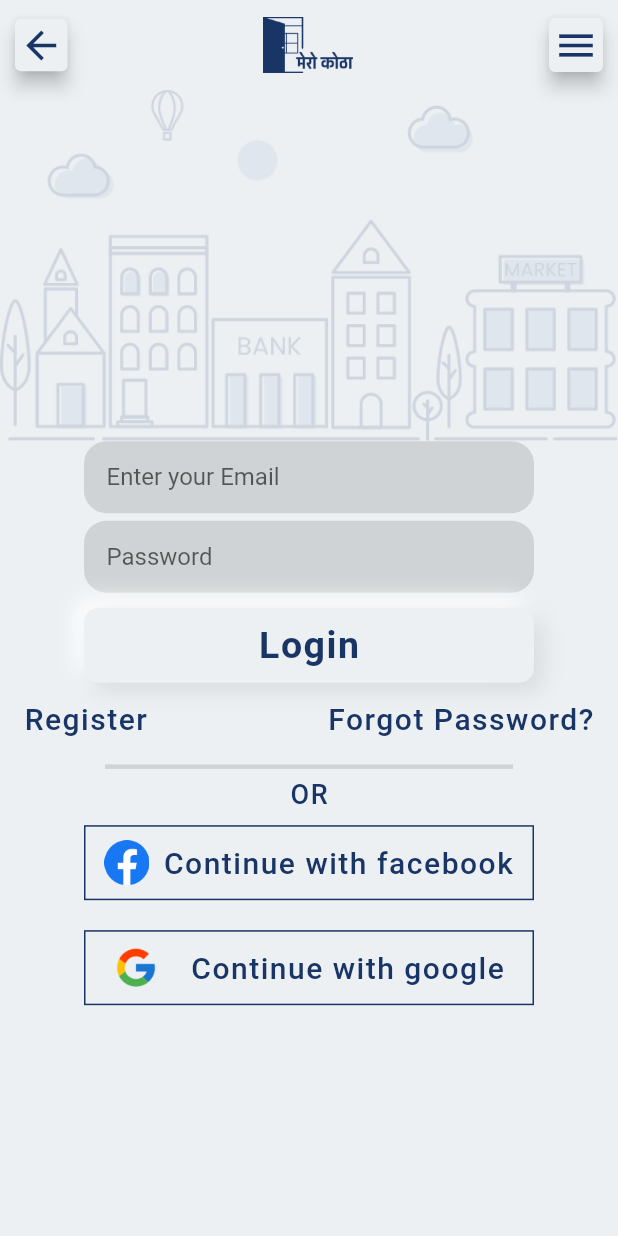
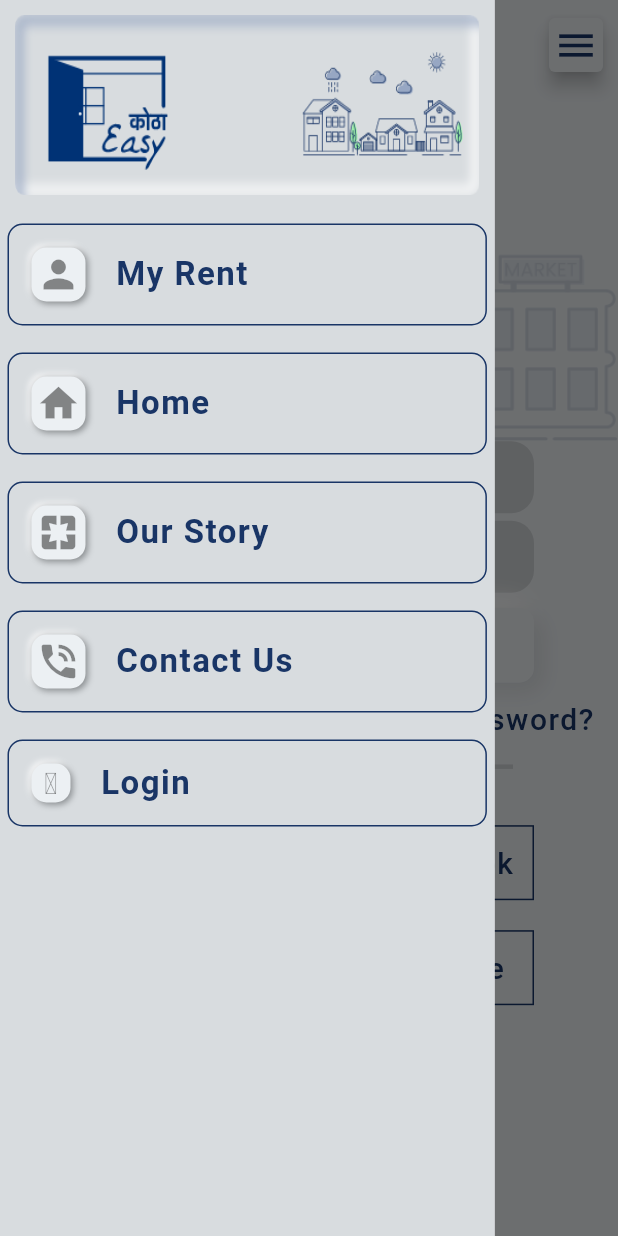
Before and after one commit to Santosh-Devkota/mero-kotha, a Flutter app: the LoginSigninPage screen opened by its route, with the side drawer open (before the commit the screen has no drawer), on a phone screen of 412 x 824 dp. Run offline on Flutter 3.47's test engine with Material 2 defaults, Android fonts, the phone set to English and light mode, and no system bars; drawn by our look-alikes of clay_containers; our stand-ins replace cached_network_image, carousel_slider, dio, flutter_bloc, google_fonts; missing offline and left inert: dart:ffi, dio_http_cache.

Commit message:
drawer implemented

```diff
--- /dev/null
+++ b/lib/app_icons.dart
@@ -0,0 +1,30 @@
+/// Flutter icons MyFlutterApp
+/// Copyright (C) 2020 by original authors @ fluttericon.com, fontello.com
+/// This font was generated by FlutterIcon.com, which is derived from Fontello.
+///
+/// To use this font, place it in your fonts/ directory and include the
+/// following in your pubspec.yaml
+///
+/// flutter:
+///   fonts:
+///    - family:  MyFlutterApp
+///      fonts:
+///       - asset: fonts/MyFlutterApp.ttf
+///
+///
+/// * MFG Labs, Copyright (C) 2012 by Daniel Bruce
+///         Author:    MFG Labs
+///         License:   SIL (http://scripts.sil.org/OFL)
+///         Homepage:  http://www.mfglabs.com/
+///
+import 'package:flutter/widgets.dart';
+
+class AppIcons {
+  AppIcons._();
+
+  static const _kFontFam = 'MyFlutterApp';
+  static const _kFontPkg = null;
+
+  static const IconData login =
+      IconData(0xf02c, fontFamily: _kFontFam, fontPackage: _kFontPkg);
+}
--- a/lib/conf.dart
+++ b/lib/conf.dart
@@ -1,6 +1,7 @@
 import 'package:flutter/material.dart';
 import 'package:mero_kotha/pages/login_signin.dart';
 import 'package:mero_kotha/pages/room_search.dart';
+import './app_icons.dart';
 
 import 'main.dart';
 
@@ -25,6 +26,28 @@ class RouteGenerator {
   }
 }
 
+List<Map<String, dynamic>> drawerCategory = [
+  {
+    "title": "My Rent",
+    "icon": Icon(Icons.person),
+  },
+  {
+    "title": "Home",
+    "icon": Icon(Icons.home),
+  },
+  {
+    "title": "Our Story",
+    "icon": Icon(Icons.pages),
+  },
+  {"title": "Contact Us", "icon": Icon(Icons.phone_in_talk)},
+  {
+    "title": "Login",
+    "icon": Icon(
+      AppIcons.login,
+      size: 20,
+    ),
+  },
+];
 // Color baseColor = Color(0xFFECF0F3);
 Color baseColor = Color(0xFFECF0F3);
 Color backgroundColor = Color(0xFF193566);
--- a/lib/main.dart
+++ b/lib/main.dart
@@ -3,6 +3,7 @@ import 'package:flutter/material.dart';
 import 'package:flutter_bloc/flutter_bloc.dart';
 import 'package:mero_kotha/Bloc/home_depart_bloc.dart';
 import 'package:mero_kotha/Bloc/room_slider_bloc.dart';
+import 'package:mero_kotha/widgets/customDrawer.dart';
 import 'package:mero_kotha/widgets/homeCategories.dart';
 import 'package:mero_kotha/widgets/neocontainer.dart';
 import 'package:google_fonts/google_fonts.dart';
@@ -49,11 +50,20 @@ void main() => runApp(MultiBlocProvider(
           home: HomeScreen(),
         )));
 
-class HomeScreen extends StatelessWidget {
+class HomeScreen extends StatefulWidget {
+  @override
+  _HomeScreenState createState() => _HomeScreenState();
+}
+
+class _HomeScreenState extends State<HomeScreen> {
+  GlobalKey<ScaffoldState> _key = GlobalKey();
   @override
   Widget build(BuildContext context) {
     return SafeArea(
       child: Scaffold(
+        key: _key,
+        drawer: CustomDrawer(),
+        // endDrawer: CustomDrawer(),
         backgroundColor: baseColor,
         // appBar: PreferredSize(
         //   preferredSize: Size.fromHeight(56),
@@ -86,14 +96,17 @@ class HomeScreen extends StatelessWidget {
               child: ClayContainer(
                 height: 50,
                 width: 50,
-                curveType: CurveType.convex,
+                //curveType: CurveType.convex,
+                depth: 100,
                 child: IconButton(
                   icon: Icon(Icons.menu),
-                  iconSize: 30.0,
-                  onPressed: () {},
+                  iconSize: 35.0,
+                  onPressed: () {
+                    _key.currentState.openDrawer();
+                  },
                 ),
                 //  color: baseColor,
-                borderRadius: 20,
+                borderRadius: 15,
                 color: baseColor,
               ),
             ),
--- a/lib/pages/login_signin.dart
+++ b/lib/pages/login_signin.dart
@@ -2,6 +2,7 @@ import 'package:clay_containers/clay_containers.dart';
 import 'package:flutter/material.dart';
 import 'package:flutter/services.dart';
 import 'package:mero_kotha/widgets/customAppbar.dart';
+import 'package:mero_kotha/widgets/customDrawer.dart';
 
 import '../conf.dart';
 
@@ -11,6 +12,7 @@ class LoginSigninPage extends StatefulWidget {
 }
 
 class _LoginSigninPageState extends State<LoginSigninPage> {
+  GlobalKey<ScaffoldState> _key = GlobalKey();
   final _formKey = GlobalKey<FormState>();
   @override
   Widget build(BuildContext context) {
@@ -20,7 +22,12 @@ class _LoginSigninPageState extends State<LoginSigninPage> {
         statusBarColor: backgroundColor,
       ),
       child: Scaffold(
-        appBar: MyAppbar(preferredSize: Size.fromHeight(60.0)),
+        drawer: CustomDrawer(),
+        key: _key,
+        appBar: MyAppbar(
+          preferredSize: Size.fromHeight(60.0),
+          scaffoldKey: _key,
+        ),
         body: Form(
           key: _formKey,
           child: Container(
--- /dev/null
+++ b/lib/pages/register.dart
@@ -0,0 +1,13 @@
+import 'package:flutter/material.dart';
+
+class RegsiterPage extends StatefulWidget {
+  @override
+  _RegsiterPageState createState() => _RegsiterPageState();
+}
+
+class _RegsiterPageState extends State<RegsiterPage> {
+  @override
+  Widget build(BuildContext context) {
+    return Container();
+  }
+}
--- a/lib/widgets/customAppbar.dart
+++ b/lib/widgets/customAppbar.dart
@@ -3,11 +3,19 @@ import 'package:flutter/material.dart';
 import 'package:mero_kotha/conf.dart';
 import 'package:mero_kotha/widgets/neocontainer.dart';
 
-class MyAppbar extends StatelessWidget implements PreferredSizeWidget {
+class MyAppbar extends StatefulWidget implements PreferredSizeWidget {
+  final scaffoldKey;
+
   @override
   final Size preferredSize;
 
-  MyAppbar({this.preferredSize});
+  MyAppbar({this.preferredSize, this.scaffoldKey});
+
+  @override
+  _MyAppbarState createState() => _MyAppbarState();
+}
+
+class _MyAppbarState extends State<MyAppbar> {
   @override
   Widget build(BuildContext context) {
     return SafeArea(
@@ -65,7 +73,9 @@ class MyAppbar extends StatelessWidget implements PreferredSizeWidget {
                   ),
                 ),
                 InkWell(
-                  onTap: () {},
+                  onTap: () {
+                    (widget.scaffoldKey).currentState.openDrawer();
+                  },
                   child: Card(
                     margin: EdgeInsets.only(right: 10),
                     elevation: 5,
--- /dev/null
+++ b/lib/widgets/customDrawer.dart
@@ -0,0 +1,39 @@
+import 'package:clay_containers/clay_containers.dart';
+import 'package:flutter/material.dart';
+import 'package:mero_kotha/widgets/drawerListTile.dart';
+
+import '../conf.dart';
+
+class CustomDrawer extends StatefulWidget {
+  @override
+  _CustomDrawerState createState() => _CustomDrawerState();
+}
+
+class _CustomDrawerState extends State<CustomDrawer> {
+  @override
+  Widget build(BuildContext context) {
+    print(MediaQuery.of(context).size.width);
+    return ClayContainer(
+        curveType: CurveType.none,
+        // depth: ,
+        emboss: true,
+        spread: 0,
+        width: (MediaQuery.of(context).size.width) * 0.8,
+        height: MediaQuery.of(context).size.height,
+        color: baseColor,
+        child: Column(
+          children: [
+            Container(
+              padding: EdgeInsets.all(10),
+              width: (MediaQuery.of(context).size.width) * 0.8,
+              child: Image.asset(
+                "assets/icons/drawer_logo.png",
+                fit: BoxFit.fill,
+                height: 120,
+              ),
+            ),
+            Expanded(child: DrawerListTile()),
+          ],
+        ));
+  }
+}
--- /dev/null
+++ b/lib/widgets/drawerListTile.dart
@@ -0,0 +1,56 @@
+import 'package:clay_containers/clay_containers.dart';
+import 'package:flutter/material.dart';
+
+import '../conf.dart';
+
+class DrawerListTile extends StatelessWidget {
+  @override
+  Widget build(BuildContext context) {
+    return ListView.builder(
+      itemCount: drawerCategory.length,
+      itemBuilder: (context, index) => ListTile(
+        contentPadding: EdgeInsets.symmetric(horizontal: 5, vertical: 5),
+        title: Container(
+          decoration: BoxDecoration(
+            border: Border.all(
+              width: 1,
+              color: backgroundColor,
+            ),
+            borderRadius: BorderRadius.circular(10),
+          ),
+          padding: EdgeInsets.all(15),
+          child: Row(
+            mainAxisAlignment: MainAxisAlignment.start,
+            children: [
+              ClayContainer(
+                depth: 100,
+                customBorderRadius: BorderRadius.circular(10),
+                color: baseColor,
+                child: Padding(
+                  padding: EdgeInsets.all(3),
+                  child: drawerCategory[index]["icon"],
+                ),
+                spread: 1.5,
+                emboss: false,
+                curveType: CurveType.none,
+              ),
+              SizedBox(
+                width: 20.0,
+              ),
+              Text(
+                drawerCategory[index]["title"],
+                style: Theme.of(context)
+                    .textTheme
+                    .bodyText1
+                    .copyWith(fontWeight: FontWeight.bold),
+              )
+            ],
+          ),
+        ),
+        onTap: () {
+          Navigator.of(context).pop();
+        },
+      ),
+    );
+  }
+}
--- a/pubspec.yaml
+++ b/pubspec.yaml
@@ -56,6 +56,7 @@ flutter:
   assets:
     - assets/images/
     - assets/icons/
+    - assets/fonts/
   #   - images/a_dot_ham.jpeg
 
   # An image asset can refer to one or more resolution-specific "variants", see
```
Also changed, not shown: assets/fonts/AppIcons.ttf (added), assets/icons/drawer_logo.png (added), 1 other file.
